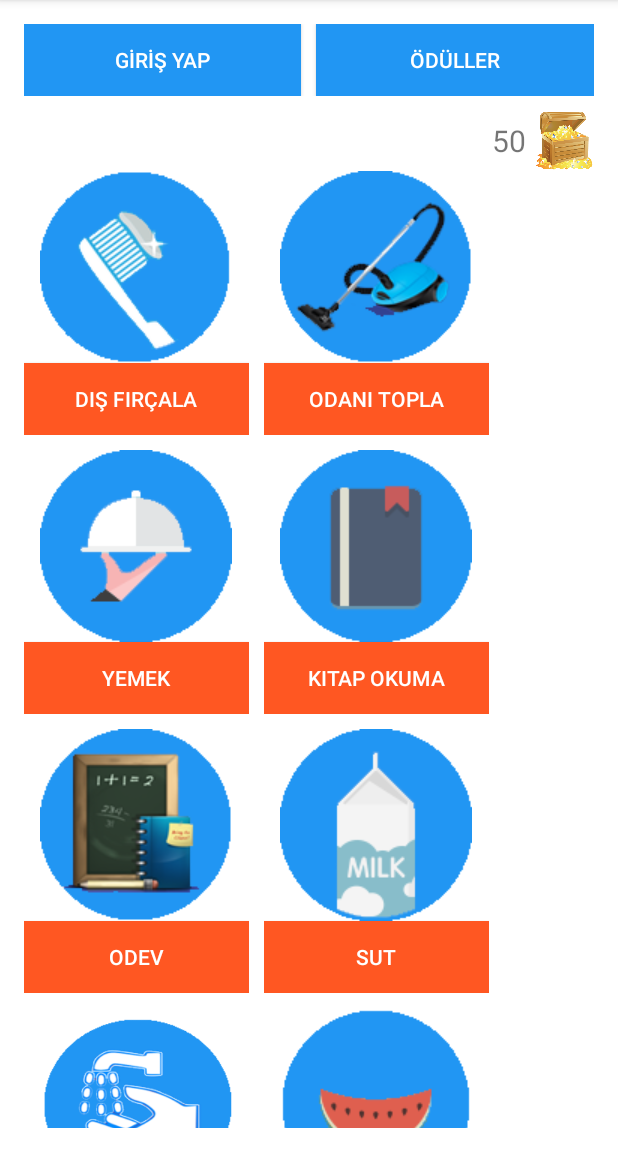
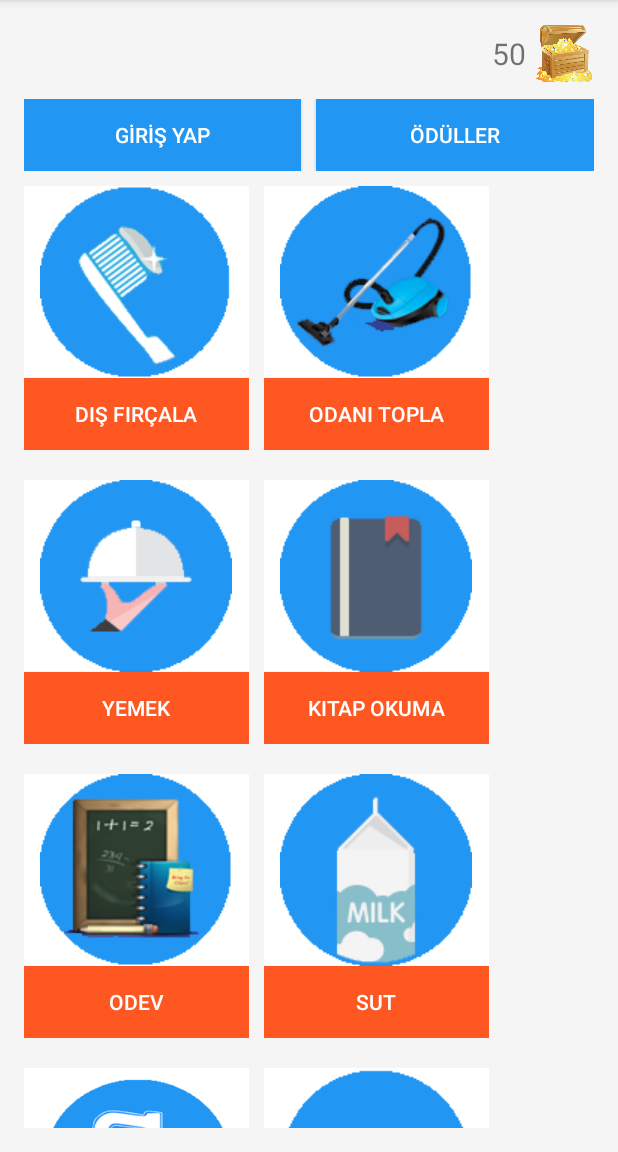
Before and after one commit to okanaydin/to-win-list, an Android app: the screen it shows after launch (MainActivity), on a phone screen of 412 x 824 dp, the part 84-1236 px from its top. Run offline under Robolectric (Android 15) with nearby library versions, the phone set to English and light mode, and no system bars.

Commit message:
Prize activity görsel arayüz iyileştirmesi yapıldı

```diff
--- a/app/src/main/res/layout/activity_main.xml
+++ b/app/src/main/res/layout/activity_main.xml
@@ -3,7 +3,7 @@
     xmlns:tools="http://schemas.android.com/tools"
     android:layout_width="match_parent"
     android:layout_height="match_parent"
-    android:background="@color/white"
+    android:background="#F5F5F5"
     android:paddingBottom="@dimen/activity_vertical_margin"
     android:paddingLeft="@dimen/activity_horizontal_margin"
     android:paddingRight="@dimen/activity_horizontal_margin"
@@ -19,6 +19,29 @@
             android:layout_width="match_parent"
             android:layout_height="match_parent"
             android:orientation="vertical">
+
+            <LinearLayout
+                android:layout_width="match_parent"
+                android:layout_height="wrap_content"
+                android:layout_marginBottom="10dp"
+                android:gravity="right"
+                android:orientation="horizontal">
+
+
+                <TextView
+                    android:layout_width="wrap_content"
+                    android:layout_height="match_parent"
+                    android:gravity="center"
+                    android:textSize="20sp"
+                    android:layout_marginRight="5dp"
+                    android:text="50"/>
+
+                <ImageView
+                    android:layout_width="40dp"
+                    android:layout_height="40dp"
+                    android:src="@drawable/gold"/>
+            </LinearLayout>
+
 
             <LinearLayout
                 android:layout_width="match_parent"
@@ -47,35 +70,12 @@
 
             </LinearLayout>
 
-            <LinearLayout
-                android:layout_width="match_parent"
-                android:layout_height="wrap_content"
-                android:layout_marginTop="10dp"
-                android:gravity="right"
-                android:orientation="horizontal">
-
-
-                <TextView
-                    android:layout_width="wrap_content"
-                    android:layout_height="match_parent"
-                    android:gravity="center"
-                    android:textSize="20sp"
-                    android:layout_marginRight="5dp"
-                    android:text="50"/>
-
-                <ImageView
-                    android:layout_width="40dp"
-                    android:layout_height="40dp"
-                    android:src="@drawable/gold"/>
-            </LinearLayout>
-
-
-
 
 
             <LinearLayout
                 android:layout_width="match_parent"
                 android:layout_height="wrap_content"
+                android:layout_marginTop="10dp"
                 android:orientation="horizontal">
 
                 <LinearLayout
@@ -130,7 +130,7 @@
             <LinearLayout
                 android:layout_width="match_parent"
                 android:layout_height="wrap_content"
-                android:layout_marginTop="10dp"
+                android:layout_marginTop="20dp"
                 android:orientation="horizontal">
 
                 <LinearLayout
@@ -183,7 +183,7 @@
             <LinearLayout
                 android:layout_width="match_parent"
                 android:layout_height="wrap_content"
-                android:layout_marginTop="10dp"
+                android:layout_marginTop="20dp"
                 android:orientation="horizontal">
 
                 <LinearLayout
@@ -237,7 +237,7 @@
             <LinearLayout
                 android:layout_width="match_parent"
                 android:layout_height="wrap_content"
-                android:layout_marginTop="10dp"
+                android:layout_marginTop="20dp"
                 android:orientation="horizontal">
 
                 <LinearLayout
--- a/app/src/main/res/layout/activity_prize.xml
+++ b/app/src/main/res/layout/activity_prize.xml
@@ -3,7 +3,7 @@
     xmlns:tools="http://schemas.android.com/tools"
     android:layout_width="match_parent"
     android:layout_height="match_parent"
-    android:background="#263238"
+    android:background="#F5F5F5"
     android:paddingBottom="@dimen/activity_vertical_margin"
     android:paddingLeft="@dimen/activity_horizontal_margin"
     android:paddingRight="@dimen/activity_horizontal_margin"
@@ -34,7 +34,6 @@
             android:layout_height="match_parent"
             android:gravity="center"
             android:textSize="20sp"
-            android:textColor="@color/white"
             android:layout_marginRight="5dp"
             android:text="Biriken Altın:"/>
 
@@ -43,7 +42,6 @@
             android:layout_height="match_parent"
             android:gravity="center"
             android:textSize="20sp"
-            android:textColor="@color/white"
             android:layout_marginRight="5dp"
             android:text="50"/>
 
```
